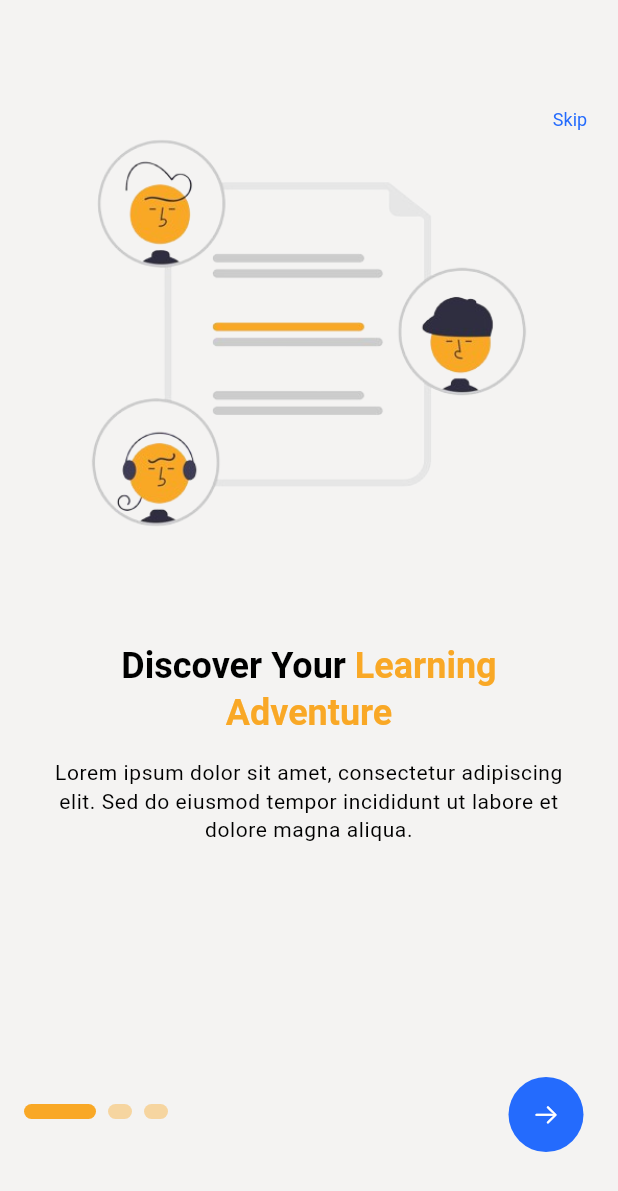
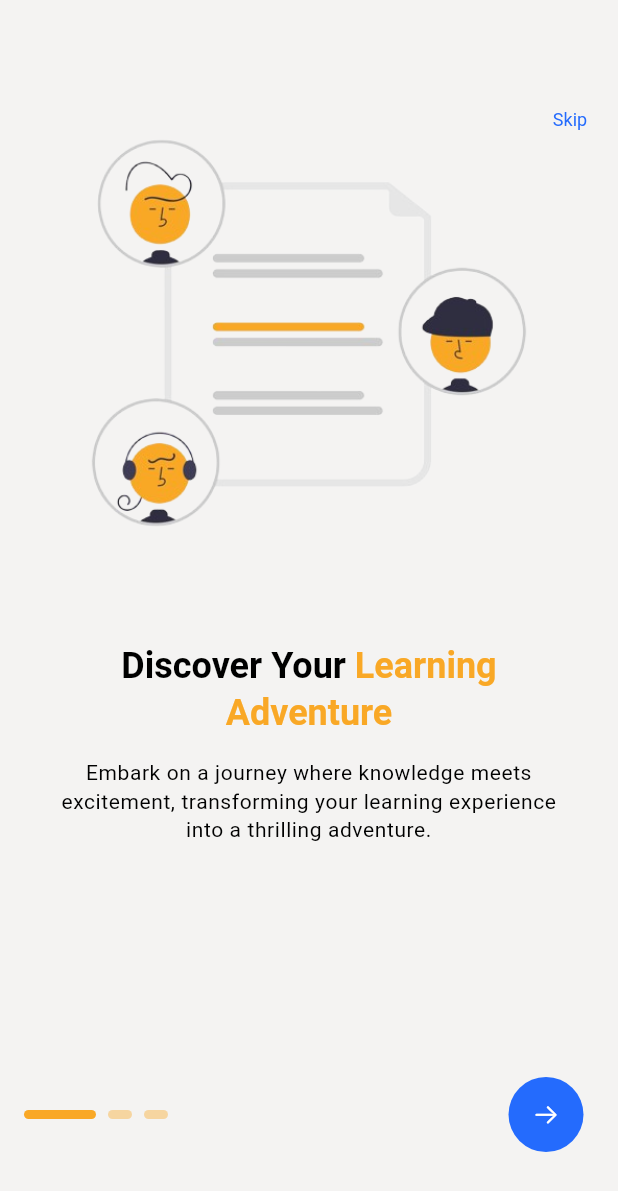
Before and after one commit to EunoiaBT/ebt_flutter_elearning, a Flutter app: the screen it shows after launch, on a phone screen of 412 x 824 dp. Shown: the top 1191 px of the screen. Run offline on Flutter 3.47's test engine with Material 3 defaults, Android fonts, the light colour scheme and no system bars; drawn by our look-alikes of smooth_page_indicator; our stand-ins replace bloc, cached_network_image, dartz, dio, equatable, flutter_bloc and 6 more; Roboto replaces fonts that are missing (Poppins); project files that could hold a hidden picture were left out.

Commit message:
fix: welcome page content
Signed-off-by: kinleyrabgay <fsd.rabgay@gmail.com>

```diff
--- a/lib/core/constants/ebt_welcome_page.dart
+++ b/lib/core/constants/ebt_welcome_page.dart
@@ -23,7 +23,7 @@ List<EbtWelcomeContent> welcomePages = [
     titleCenter: 'Learning Adventure',
     titleRight: '',
     subTitle:
-        'Lorem ipsum dolor sit amet, consectetur adipiscing elit. Sed do eiusmod tempor incididunt ut labore et dolore magna aliqua.',
+        'Embark on a journey where knowledge meets excitement, transforming your learning experience into a thrilling adventure.',
   ),
   EbtWelcomeContent(
     image: EbtImage.bookmark,
@@ -31,7 +31,7 @@ List<EbtWelcomeContent> welcomePages = [
     titleCenter: 'Bookmarks',
     titleRight: '',
     subTitle:
-        'Lorem ipsum dolor sit amet, consectetur adipiscing elit. Sed do eiusmod tempor incididunt ut labore et dolore magna aliqua.',
+        'Keep track of your progress effortlessly and return to your favorite lessons with a simple tap, ensuring you never miss a beat.',
   ),
   EbtWelcomeContent(
     image: EbtImage.certification,
@@ -39,6 +39,6 @@ List<EbtWelcomeContent> welcomePages = [
     titleCenter: 'Certifications ',
     titleRight: 'with Ease',
     subTitle:
-        'Lorem ipsum dolor sit amet, consectetur adipiscing elit. Sed do eiusmod tempor incididunt ut labore et dolore magna aliqua.',
+        'Master your skills and earn certifications with confidence, supported by a streamlined and efficient learning path.',
   ),
 ];
--- a/lib/features/welcome/presentation/widgets/navigation_dot.dart
+++ b/lib/features/welcome/presentation/widgets/navigation_dot.dart
@@ -23,7 +23,7 @@ class NavigationDot extends StatelessWidget {
         effect: ExpandingDotsEffect(
           activeDotColor: EbtColor.buttonSecondary,
           dotColor: EbtColor.buttonSecondary.withOpacity(0.4),
-          dotHeight: 10,
+          dotHeight: 6,
         ),
         controller: welcomeCubit.pageController,
         onDotClicked: welcomeCubit.dotNavigationClick,
```
